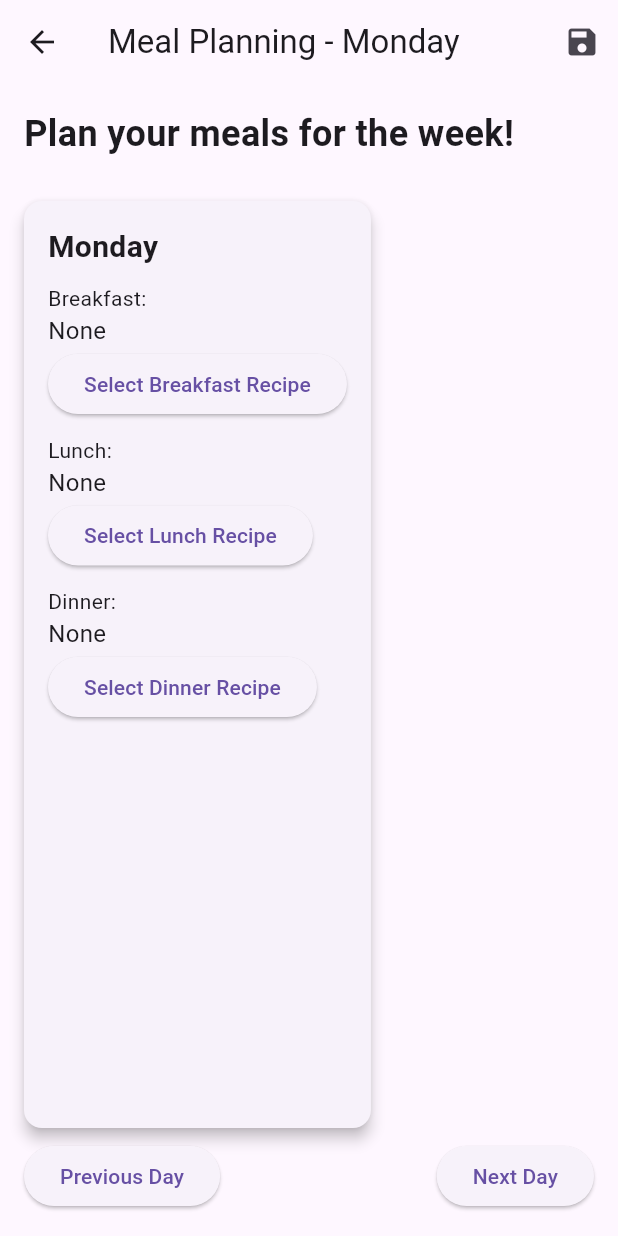
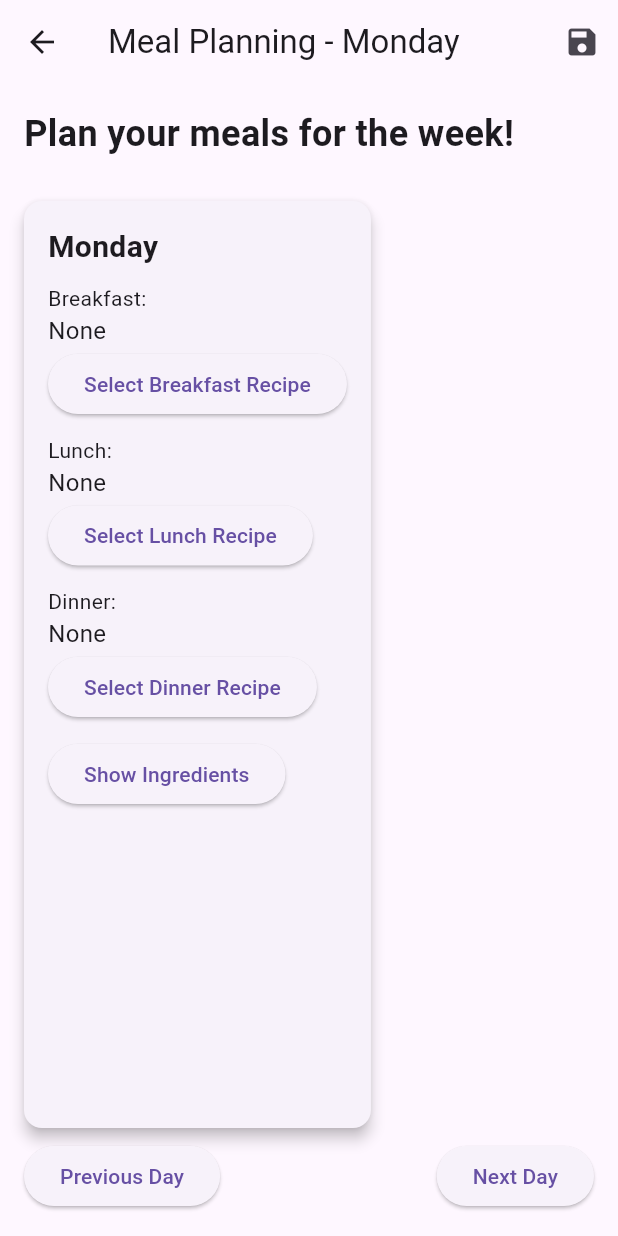
Before and after one commit to dhogan7/Project1, a Flutter app: the MealPlanningScreen screen opened directly, on a phone screen of 412 x 824 dp. Run offline on Flutter 3.47's test engine with Material 3 defaults, Android fonts, the phone set to English and light mode, and no system bars.

Commit message:
Added the Show Ingredients button

```diff
--- a/lib/meal_planning_screen.dart
+++ b/lib/meal_planning_screen.dart
@@ -49,6 +49,40 @@ class _MealPlanningScreenState extends State<MealPlanningScreen> {
     }
   }
 
+  void _showIngredientsDialog(String day) {
+    Map<String, String?> meals = selectedMeals[day]!;
+    List<String> ingredientsList = [];
+
+    meals.forEach((mealType, recipe) {
+      if (recipe != null) {
+        ingredientsList.add('$mealType:');
+        ingredientsList.addAll(recipesIngredients[recipe]!.map((ingredient) => ' - $ingredient'));
+      }
+    });
+
+    showDialog(
+      context: context,
+      builder: (BuildContext context) {
+        return AlertDialog(
+          title: const Text('Ingredients'),
+          content: SingleChildScrollView(
+            child: ListBody(
+              children: ingredientsList.isNotEmpty
+                  ? ingredientsList.map((ingredient) => Text(ingredient)).toList()
+                  : [const Text('No meals selected for this day.')],
+            ),
+          ),
+          actions: [
+            TextButton(
+              onPressed: () => Navigator.pop(context),
+              child: const Text('Close'),
+            ),
+          ],
+        );
+      },
+    );
+  }
+
   @override
   Widget build(BuildContext context) {
     String currentDay = daysOfWeek[currentDayIndex];
@@ -82,6 +116,7 @@ class _MealPlanningScreenState extends State<MealPlanningScreen> {
                     selectedMeals[currentDay]![mealType] = recipe;
                   });
                 },
+                onShowIngredients: () => _showIngredientsDialog(currentDay),
               ),
             ),
             Row(
@@ -102,18 +137,86 @@ class _MealPlanningScreenState extends State<MealPlanningScreen> {
       ),
     );
   }
+
+  final Map<String, List<String>> recipesIngredients = {
+    'Spaghetti Carbonara': [
+      'Spaghetti',
+      'Eggs',
+      'Parmesan cheese',
+      'Pancetta',
+      'Black pepper',
+    ],
+    'Chicken Parmesan': [
+      'Chicken breasts',
+      'Bread crumbs',
+      'Parmesan cheese',
+      'Marinara sauce',
+      'Mozzarella cheese',
+    ],
+    'Beef Stew': [
+      'Beef',
+      'Carrots',
+      'Potatoes',
+      'Onions',
+      'Beef broth',
+    ],
+    'Vegetable Stir-fry': [
+      'Mixed vegetables',
+      'Soy sauce',
+      'Garlic',
+      'Ginger',
+      'Sesame oil',
+    ],
+    'Pancakes': [
+      'Flour',
+      'Milk',
+      'Eggs',
+      'Baking powder',
+      'Butter',
+    ],
+    'Omelette': [
+      'Eggs',
+      'Cheese',
+      'Bell peppers',
+      'Onions',
+      'Salt',
+    ],
+    'Avocado Toast': [
+      'Bread',
+      'Avocado',
+      'Lemon juice',
+      'Salt',
+      'Pepper',
+    ],
+    'Smoothie Bowl': [
+      'Frozen berries',
+      'Banana',
+      'Yogurt',
+      'Granola',
+      'Honey',
+    ],
+    'Chicken Fajitas': [
+      'Chicken breasts',
+      'Bell peppers',
+      'Onions',
+      'Fajita seasoning',
+      'Tortillas',
+    ],
+  };
 }
 
 class MealDayCard extends StatelessWidget {
   final String day;
   final Map<String, String?> selectedMeals;
   final Function(String mealType, String recipe) onMealSelected;
+  final VoidCallback onShowIngredients;
 
   const MealDayCard({
     super.key,
     required this.day,
     required this.selectedMeals,
     required this.onMealSelected,
+    required this.onShowIngredients,
   });
 
   void _selectMeal(BuildContext context, String mealType) async {
@@ -201,6 +304,11 @@ class MealDayCard extends StatelessWidget {
                 child: const Text('Select Dinner Recipe'),
               ),
             const SizedBox(height: 10),
+            ElevatedButton(
+              onPressed: onShowIngredients,
+              child: const Text('Show Ingredients'),
+            ),
+            const SizedBox(height: 10),
           ],
         ),
       ),
--- a/lib/recipes_screen.dart
+++ b/lib/recipes_screen.dart
@@ -171,7 +171,7 @@ class RecipesScreen extends StatelessWidget {
       {
           'name': 'Greek Salad',
         },
-      },
+
     ],
   };
 
```
